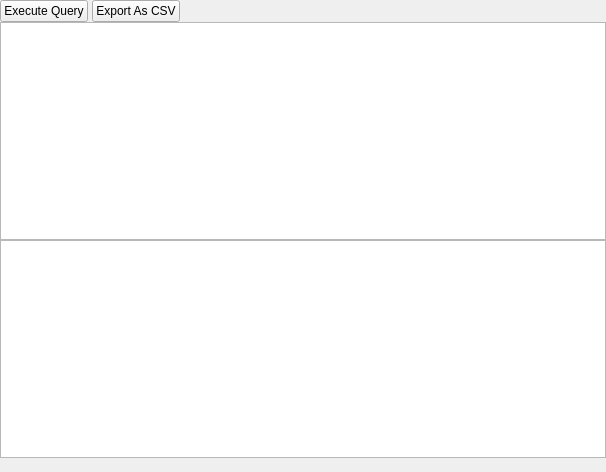
Above: db-gui2/querytab.ui from hehaowen00/experiments before the change. Below: the same form after it.
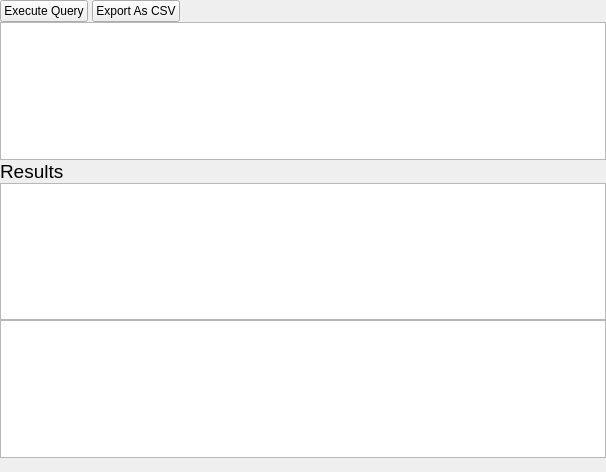
That is the form after the change.

Diff of the .ui file:
```diff
--- a/db-gui2/querytab.ui
+++ b/db-gui2/querytab.ui
@@ -77,8 +77,39 @@
        </property>
       </widget>
      </item>
+     <item>
+      <widget class="QLabel" name="label">
+       <property name="font">
+        <font>
+         <pointsize>14</pointsize>
+         <bold>false</bold>
+        </font>
+       </property>
+       <property name="text">
+        <string>Results</string>
+       </property>
+      </widget>
+     </item>
+     <item>
+      <widget class="QPlainTextEdit" name="queryMessage">
+       <property name="font">
+        <font>
+         <family>Menlo</family>
+         <pointsize>14</pointsize>
+        </font>
+       </property>
+       <property name="readOnly">
+        <bool>true</bool>
+       </property>
+      </widget>
+     </item>
      <item>
       <widget class="QTableView" name="queryTableView">
+       <property name="font">
+        <font>
+         <pointsize>12</pointsize>
+        </font>
+       </property>
        <property name="sortingEnabled">
         <bool>true</bool>
        </property>
```
